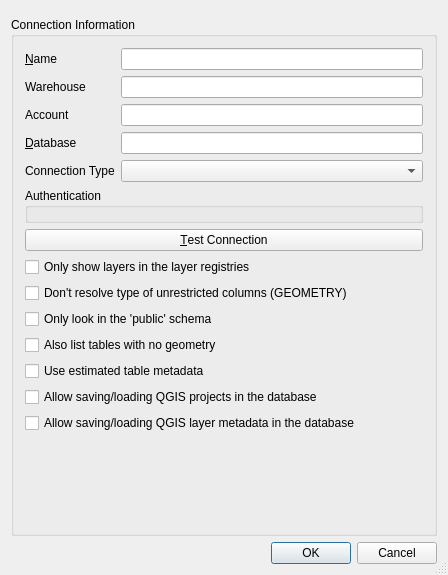
Qt form ui/sf_connection_string_dialog.ui (snowflakedb/qgis-snowflake-plugin) before a commit.
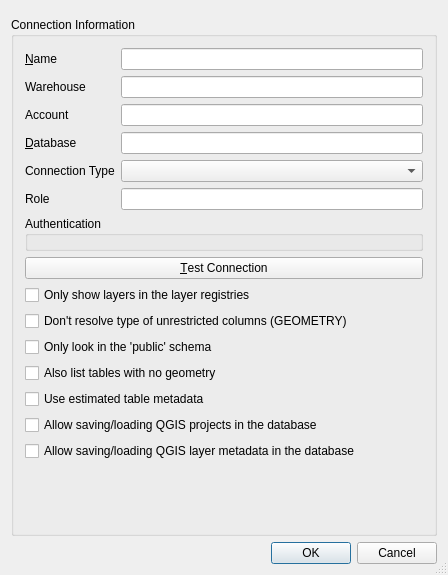
The same form after that commit. Custom widgets are drawn as their Qt base class.

Commit message: Add support to specify role in connections * Added error message when refresh failed *  Fix methods to be able to receive empty context information * Fix remove running task even though the task was cancelled

Diff of the .ui file:
```diff
--- a/ui/sf_connection_string_dialog.ui
+++ b/ui/sf_connection_string_dialog.ui
@@ -60,6 +60,19 @@
           </property>
          </widget>
         </item>
+         <item row="5" column="0">
+         <widget class="QLabel" name="TextLabel_role">
+          <property name="text">
+           <string>Role</string>
+          </property>
+          <property name="buddy">
+           <cstring>txtRole</cstring>
+          </property>
+         </widget>
+        </item>
+        <item row="5" column="1">
+         <widget class="QLineEdit" name="txtRole"/>
+        </item>
         <item row="0" column="0">
          <widget class="QLabel" name="TextLabel_name">
           <property name="text">
```
The commit also changes 12 other files.
